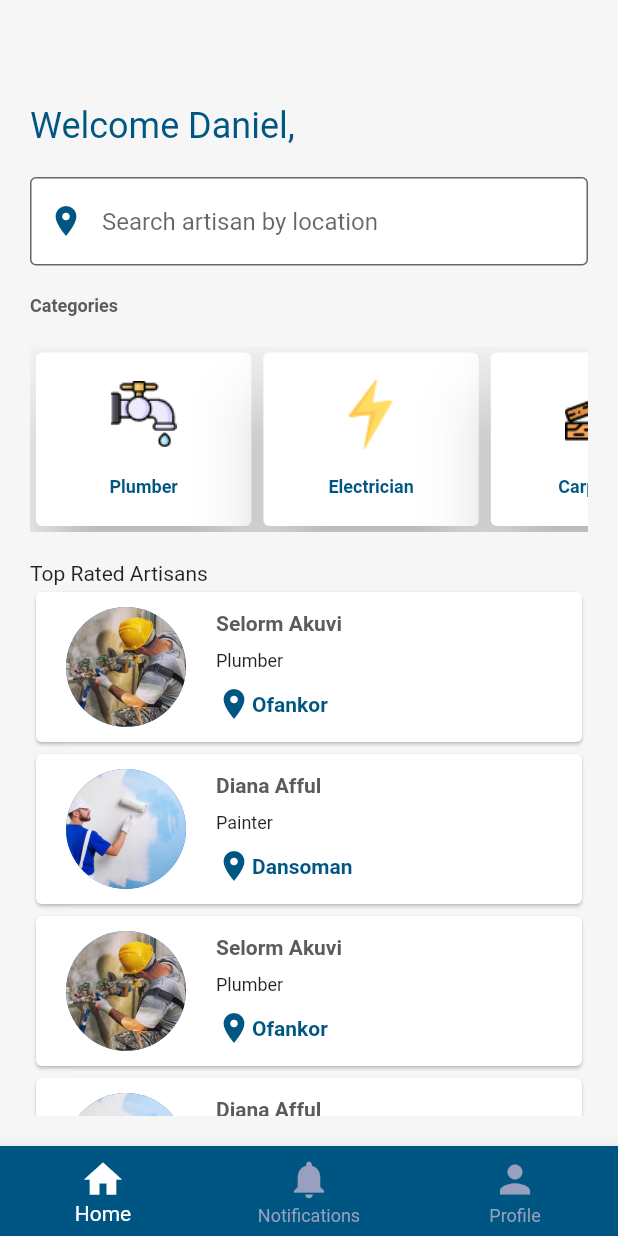
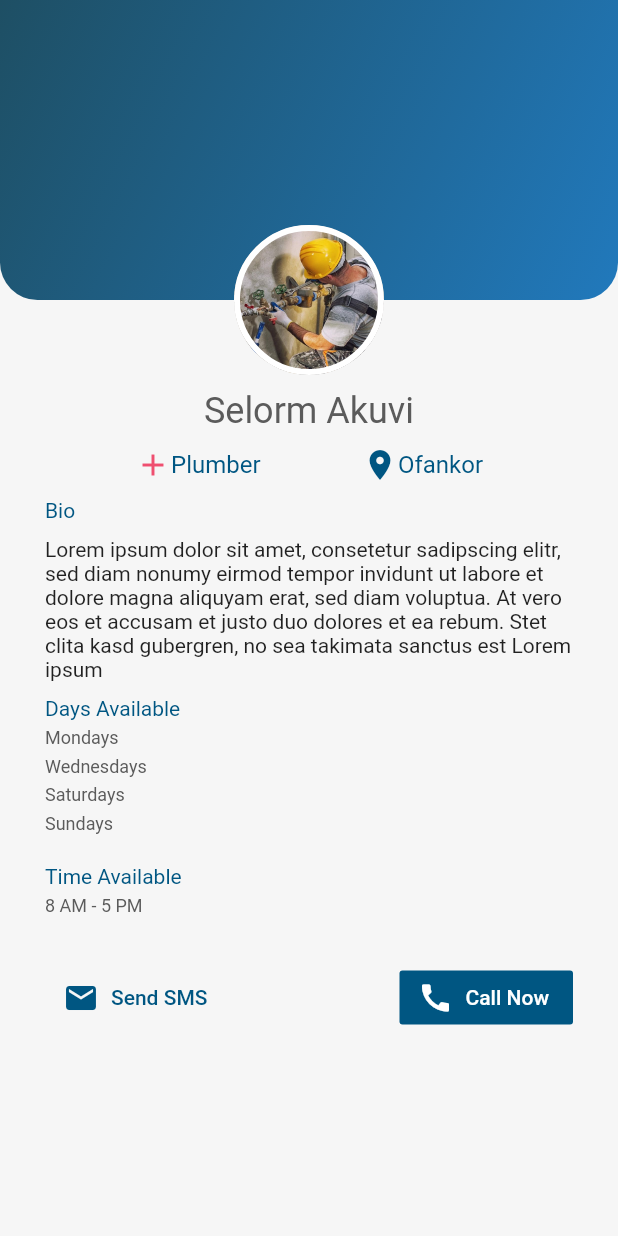
Before and after one commit to charleskbenin/flutter-job-ap, a Flutter app: the screen it shows after launch, on a phone screen of 412 x 824 dp. Run offline on Flutter 3.47's test engine with Material 2 defaults, Android fonts, the phone set to English and light mode, and no system bars.

Commit message:
second commit

```diff
--- a/lib/main.dart
+++ b/lib/main.dart
@@ -2,6 +2,7 @@ import 'package:flutter/material.dart';
 
 import 'models/cate_model.dart';
 import 'screens/homePage.dart';
+import 'screens/profile.dart';
 import 'screens/signIn.dart';
 import 'screens/signUp.dart';
 
@@ -17,7 +18,8 @@ class MyApp extends StatelessWidget {
       debugShowCheckedModeBanner: false,
       title: 'Flutter Demo',
 
-      home: NavBar()
+      home: ProfilePage()
+      // NavBar()
       // HomePage()
       // SignIn()
       // SignUp(),
--- a/lib/screens/profile.dart
+++ b/lib/screens/profile.dart
@@ -0,0 +1,150 @@
+import 'package:flutter/cupertino.dart';
+import 'package:flutter/material.dart';
+
+class ProfilePage extends StatefulWidget {
+  const ProfilePage({Key? key}) : super(key: key);
+
+  @override
+  _ProfilePageState createState() => _ProfilePageState();
+}
+
+class _ProfilePageState extends State<ProfilePage> {
+  @override
+  Widget build(BuildContext context) {
+    return Scaffold(
+      backgroundColor: Color(0xffF6F6F6),
+      body: SingleChildScrollView(
+        child: Container(
+          child: Column(
+            children: [
+              Stack(
+                children: [
+                  _getCard(),
+                  _getAvater(),
+                ],
+              ),
+              SizedBox(
+                height: 10,
+              ),
+              Text(
+                'Selorm Akuvi',
+                style: TextStyle(color: Color(0xff5B5B5B), fontSize: 24),
+              ),
+              Container(
+                margin: EdgeInsets.symmetric(horizontal: 90, vertical: 10),
+                child: Row(
+                  mainAxisAlignment: MainAxisAlignment.spaceBetween,
+                  children: [
+                    Row(
+                      children: [
+                        Icon(
+                          Icons.add,
+                          color: Color(0xffEF4F70),
+                        ),
+                        Text(
+                          'Plumber',
+                          style:
+                              TextStyle(color: Color(0xff005682), fontSize: 16),
+                        ),
+                      ],
+                    ),
+                    Row(
+                      children: [
+                        Icon(
+                          Icons.location_on,
+                          color: Color(0xff005682),
+                        ),
+                        Text(
+                          'Ofankor',
+                          style:
+                              TextStyle(color: Color(0xff005682), fontSize: 16),
+                        ),
+                      ],
+                    ),
+                  ],
+                ),
+              ),
+              Align(
+                alignment: Alignment.centerLeft,
+                child: Padding(
+                  padding: const EdgeInsets.only(left: 30, right: 30),
+                  child: Column(
+                    crossAxisAlignment: CrossAxisAlignment.start,
+                    children: [
+                      Text('Bio', style: TextStyle(color: Color(0xff005682), fontSize: 14),),
+                      SizedBox(height: 10,),
+                      Text('Lorem ipsum dolor sit amet, consetetur sadipscing elitr, sed diam nonumy eirmod tempor invidunt ut labore et dolore magna aliquyam erat, sed diam voluptua. At vero eos et accusam et justo duo dolores et ea rebum. Stet clita kasd gubergren, no sea takimata sanctus est Lorem ipsum'),
+                      SizedBox(height: 10,),
+                      Text('Days Available', style: TextStyle(color: Color(0xff005682), fontSize: 14),),
+                      SizedBox(height: 5,),
+                      Text('Mondays', style: TextStyle(color: Color(0xff5B5B5B), fontSize: 12),),
+                      SizedBox(height: 5,),
+                      Text('Wednesdays', style: TextStyle(color: Color(0xff5B5B5B), fontSize: 12),),
+                      SizedBox(height: 5,),
+                      Text('Saturdays', style: TextStyle(color: Color(0xff5B5B5B), fontSize: 12),),
+                      SizedBox(height: 5,),
+                      Text('Sundays', style: TextStyle(color: Color(0xff5B5B5B), fontSize: 12),),
+                      SizedBox(height: 20,),
+                      Text('Time Available', style: TextStyle(color: Color(0xff005682), fontSize: 14),),
+                      SizedBox(height: 5,),
+                      Text('8 AM - 5 PM', style: TextStyle(color: Color(0xff5B5B5B), fontSize: 12),),
+                      SizedBox(height: 30,),
+
+                      Row(
+                        mainAxisAlignment: MainAxisAlignment.spaceBetween,
+                        children: [
+                          FlatButton.icon(
+                              onPressed: (){},
+                              icon: Icon(Icons.email, color: Color(0xff005682)),
+                              label: Text('Send SMS',  style: TextStyle(color: Color(0xff005682)),)
+                          ),
+                          FlatButton.icon(
+                            color: Color(0xff005682),
+                              onPressed: (){},
+                              icon: Icon(Icons.call, color: Colors.white,),
+                              label: Text('Call Now', style: TextStyle(color: Colors.white),)
+                          )
+                        ],
+                      )
+                    ],
+                  ),
+                ),
+              )
+            ],
+          ),
+        ),
+      ),
+    );
+  }
+
+  _getCard() {
+    return Container(
+      // margin: EdgeInsets.only(top: 18),
+      height: 200,
+      decoration: BoxDecoration(
+          gradient: LinearGradient(
+              begin: Alignment.topLeft,
+              end: Alignment.bottomRight,
+              colors: [Color(0xff1E4F64), Color(0xff2179BC)]),
+          // color: Colors.pinkAccent,
+          borderRadius: BorderRadius.only(
+              bottomLeft: Radius.circular(25),
+              bottomRight: Radius.circular(25))),
+    );
+  }
+
+  _getAvater() {
+    return Center(
+      child: Container(
+        margin: EdgeInsets.only(top: 150),
+        width: 100,
+        height: 100,
+        decoration: BoxDecoration(
+            borderRadius: BorderRadius.all(Radius.circular(50.0)),
+            border: Border.all(color: Colors.white, width: 4),
+            image: DecorationImage(
+                image: AssetImage('images/plumber.jpg'), fit: BoxFit.cover)),
+      ),
+    );
+  }
+}
```
Also changed, not shown: lib/models/cate_model.dart (line endings or trailing spaces), 1 other file.
